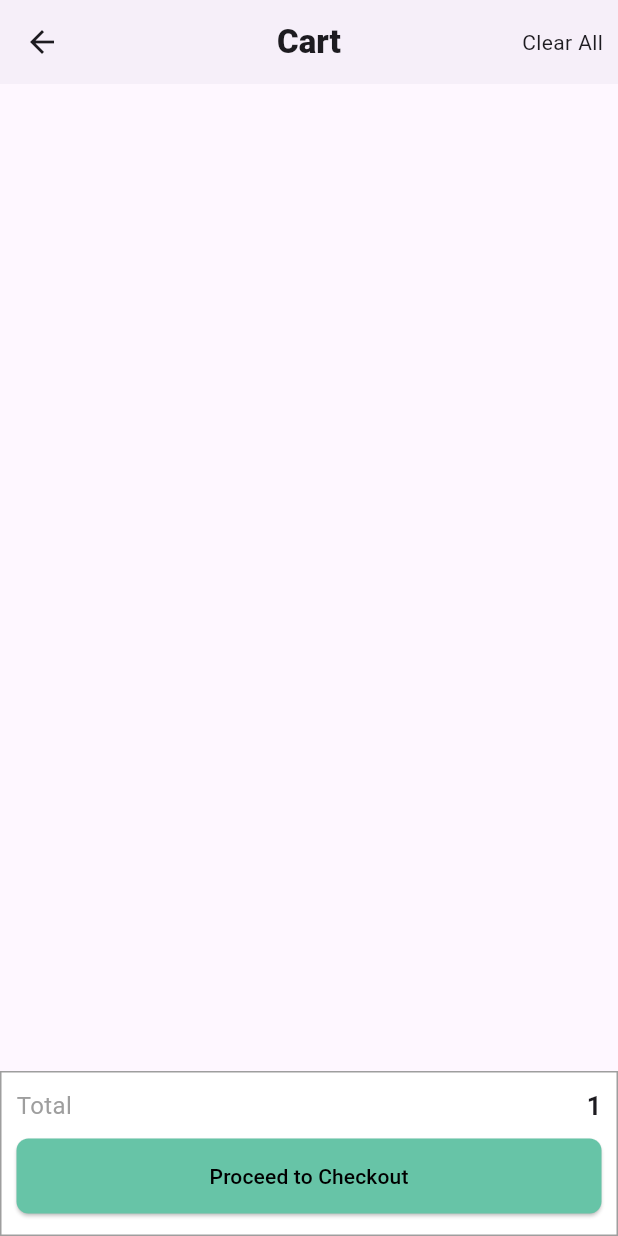
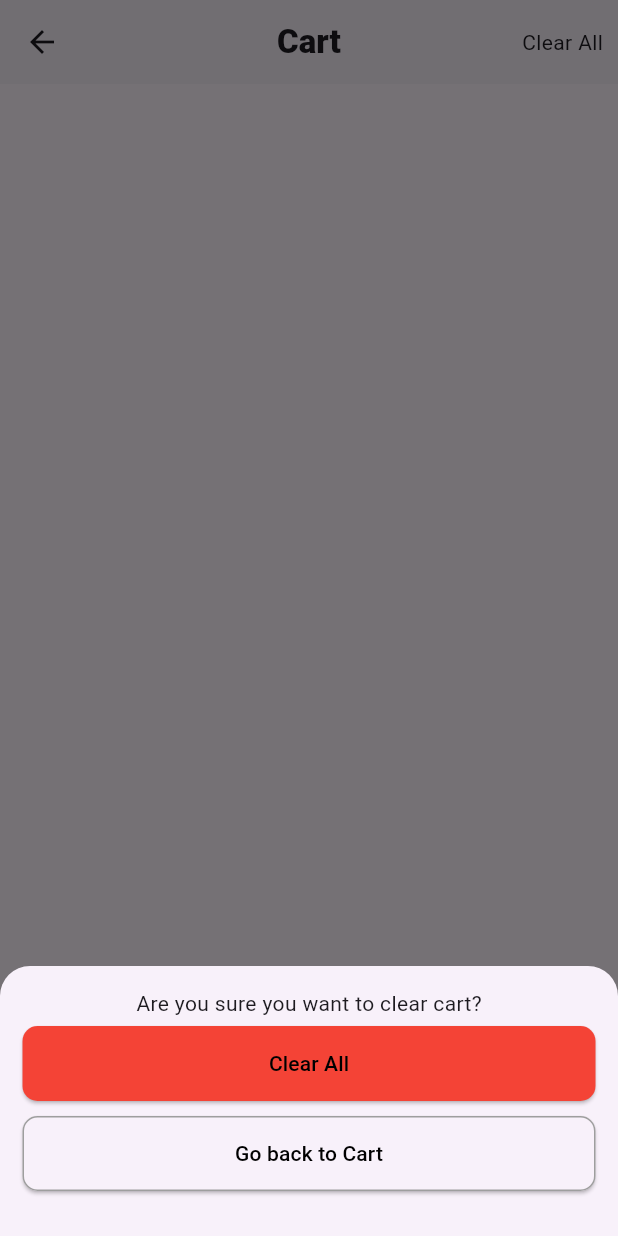
Before and after one commit to AyomideCharles/E-commerce, a Flutter app: the Cart screen opened directly, after a tap on "Clear All", on a phone screen of 412 x 824 dp. Run offline on Flutter 3.47's test engine with Material 2 defaults, Android fonts, the phone set to English and light mode, and no system bars; our stand-ins replace flutter_slidable, iconsax.

```diff
--- a/lib/main.dart
+++ b/lib/main.dart
@@ -1,4 +1,4 @@
-import 'package:e_commerce/home.dart';
+import 'package:e_commerce/screens/home.dart';
 import 'package:flutter/material.dart';
 
 void main() {
--- a/lib/screens/cart.dart
+++ b/lib/screens/cart.dart
@@ -1,5 +1,6 @@
-import 'package:e_commerce/home.dart';
+import 'package:e_commerce/screens/home.dart';
 import 'package:flutter/material.dart';
+import 'package:flutter_slidable/flutter_slidable.dart';
 // import 'package:iconsax/iconsax.dart';
 
 class Cart extends StatefulWidget {
@@ -40,6 +41,8 @@ class _CartState extends State<Cart> {
     });
   }
 
+  void doNothing(BuildContext context) {}
+
   @override
   Widget build(BuildContext context) {
     return Scaffold(
@@ -55,9 +58,7 @@ class _CartState extends State<Cart> {
             padding: const EdgeInsets.only(right: 10),
             child: GestureDetector(
                 onTap: () {
-                  setState(() {
-                    productItems.clear();
-                  });
+                  showBottom();
                 },
                 child: const Text('Clear All')),
           )
@@ -67,7 +68,22 @@ class _CartState extends State<Cart> {
         ListView.builder(
             itemCount: productItems.length,
             itemBuilder: (context, index) {
-              return Padding(
+              return Slidable(
+                key: const ValueKey(0),
+                endActionPane: ActionPane(
+                  motion: const ScrollMotion(),
+                  dismissible: DismissiblePane(onDismissed: () {}),
+                  children: [
+                    SlidableAction(
+                      onPressed: doNothing,
+                      backgroundColor: const Color(0xFFFE4A49),
+                      foregroundColor: Colors.white,
+                      icon: Icons.delete,
+                      label: 'Delete',
+                    ),
+                  ],
+                ),
+                child: Padding(
                   padding:
                       const EdgeInsets.symmetric(vertical: 16, horizontal: 12),
                   child: Column(
@@ -89,7 +105,8 @@ class _CartState extends State<Cart> {
                                 icon: Container(
                                     decoration: BoxDecoration(
                                         border: Border.all(),
-                                      borderRadius: BorderRadius.circular(20)),
+                                        borderRadius:
+                                            BorderRadius.circular(20)),
                                     child: const Icon(Icons.remove))),
                             Text(
                               '$_counter',
@@ -101,7 +118,8 @@ class _CartState extends State<Cart> {
                                 icon: Container(
                                     decoration: BoxDecoration(
                                         border: Border.all(),
-                                      borderRadius: BorderRadius.circular(20)),
+                                        borderRadius:
+                                            BorderRadius.circular(20)),
                                     child: const Icon(Icons.add)))
                           ],
                         ),
@@ -113,6 +131,7 @@ class _CartState extends State<Cart> {
                       const Divider()
                     ],
                   ),
+                ),
               );
             }),
         Positioned(
@@ -121,7 +140,7 @@ class _CartState extends State<Cart> {
           right: 0,
           child: Container(
             decoration: BoxDecoration(
-              border: Border.all(color: Colors.grey),
+              border: Border.all(color: Colors.black),
               color: Colors.white,
             ),
             padding: const EdgeInsets.all(10),
@@ -163,4 +182,62 @@ class _CartState extends State<Cart> {
       ]),
     );
   }
+
+  showBottom() async {
+    await showModalBottomSheet(
+        shape: const RoundedRectangleBorder(
+            borderRadius: BorderRadius.only(
+          topLeft: Radius.circular(20),
+          topRight: Radius.circular(20),
+        )),
+        context: context,
+        builder: (context) {
+          return SizedBox(
+            width: double.infinity,
+            height: 180,
+            child: Padding(
+              padding: const EdgeInsets.all(15.0),
+              child: Column(
+                children: [
+                  const Text('Are you sure you want to clear cart?'),
+                  const SizedBox(
+                    height: 5,
+                  ),
+                  ElevatedButton(
+                      style: ElevatedButton.styleFrom(
+                          backgroundColor: Colors.red,
+                          shape: RoundedRectangleBorder(
+                              borderRadius: BorderRadius.circular(10)),
+                          minimumSize: const Size(double.infinity, 50)),
+                      onPressed: () {
+                        productItems.clear();
+                        setState(() {});
+                        Navigator.pop(context);
+                      },
+                      child: const Text(
+                        'Clear All',
+                        style: TextStyle(color: Colors.black),
+                      )),
+                  const SizedBox(
+                    height: 10,
+                  ),
+                  ElevatedButton(
+                      style: ElevatedButton.styleFrom(
+                          shape: RoundedRectangleBorder(
+                              side: const BorderSide(color: Colors.grey),
+                              borderRadius: BorderRadius.circular(10)),
+                          minimumSize: const Size(double.infinity, 50)),
+                      onPressed: () {
+                        Navigator.pop(context);
+                      },
+                      child: const Text(
+                        'Go back to Cart',
+                        style: TextStyle(color: Colors.black),
+                      ))
+                ],
+              ),
+            ),
+          );
+        });
   }
+}
--- a/pubspec.yaml
+++ b/pubspec.yaml
@@ -36,6 +36,7 @@ dependencies:
   # Use with the CupertinoIcons class for iOS style icons.
   cupertino_icons: ^1.0.2
   iconsax: ^0.0.8
+  flutter_slidable: ^3.0.0
 
 dev_dependencies:
   flutter_test:
@@ -76,6 +77,7 @@ flutter:
     - assets/headset.png
     - assets/iphone.jpg
     - assets/play4.jpg
+    - assets/applelogo.png
 
 
 
```
Also changed, not shown: lib/screens/details.dart (added, +135 -0 lines), lib/screens/home.dart (renamed from lib/home.dart, +25 -5 lines), assets/applelogo.png (added), pubspec.lock. Lines whose indentation alone changed are shown as unchanged.
